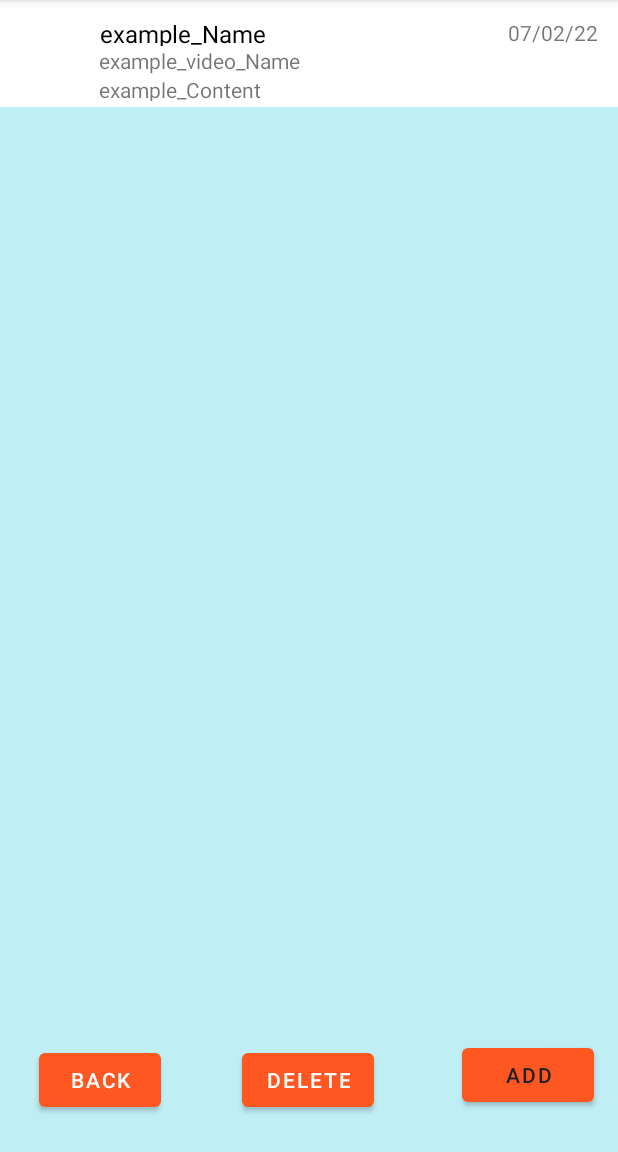
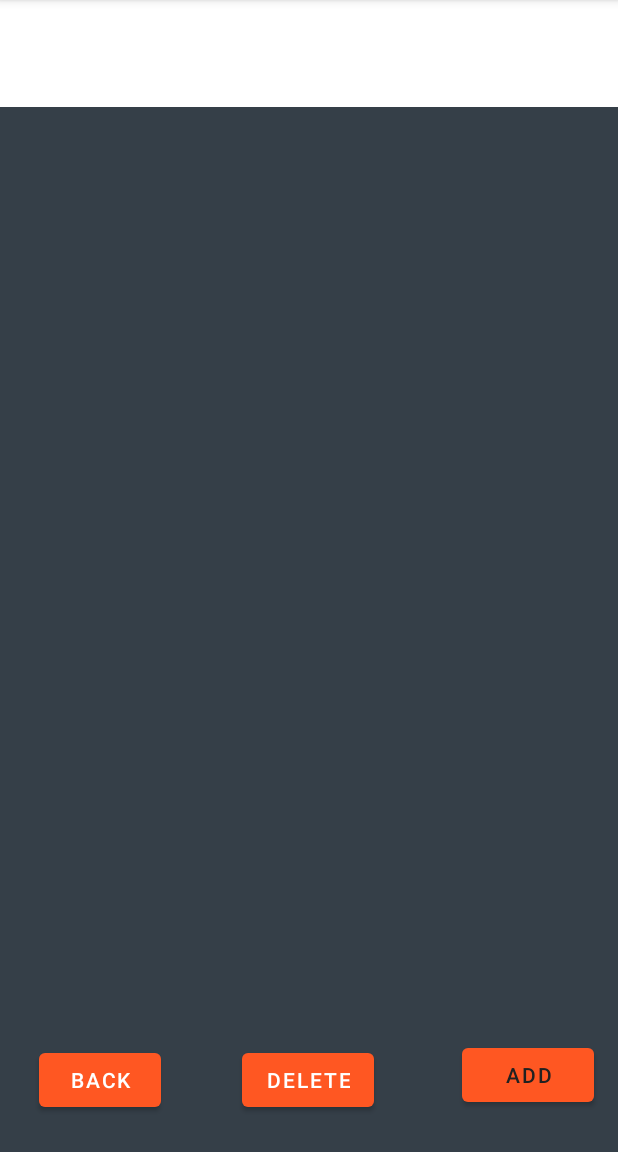
Before and after one commit to GiovanniFontani/Rewind, an Android app: the BookmarkFragment screen opened through its navigation route, on a phone screen of 412 x 824 dp, the part 84-1236 px from its top. Run offline under Robolectric (Android 15) with nearby library versions, the phone set to English and light mode, and no system bars; our stand-ins replace Room's generated code.

Commit message:
Merge hotfixes

```diff
--- a/app/src/main/res/drawable/bookmark_layout_border.xml
+++ b/app/src/main/res/drawable/bookmark_layout_border.xml
@@ -1,6 +1,7 @@
 <?xml version="1.0" encoding="UTF-8"?>
 <shape xmlns:android="http://schemas.android.com/apk/res/android">
-    <stroke android:width="2dip" android:color="#B1BCBE" />
+    <stroke android:width="2dip" android:color="@color/orange_button_unpressed" />
+    <solid android:color="@color/overlayed_view"/>
     <corners android:radius="5dip"/>
     <padding android:left="0dip" android:top="0dip" android:right="0dip" android:bottom="0dip" />
 </shape>
--- a/app/src/main/res/layout/fragment_bookmark.xml
+++ b/app/src/main/res/layout/fragment_bookmark.xml
@@ -28,7 +28,7 @@
         android:layout_marginBottom="8dp"
         android:ellipsize="end"
         android:maxLines="1"
-        android:textColor="@android:color/black"
+        android:textColor="@color/white"
         android:textSize="16sp"
         app:layout_constraintBottom_toTopOf="@+id/documentNameView"
         app:layout_constraintEnd_toStartOf="@+id/dateView"
@@ -44,6 +44,7 @@
         android:layout_marginEnd="8dp"
         android:ellipsize="end"
         android:maxLines="1"
+        android:textColor="@color/white"
         app:layout_constraintBottom_toBottomOf="@+id/imageView"
         app:layout_constraintEnd_toEndOf="parent"
         app:layout_constraintHorizontal_bias="0.050"
@@ -56,6 +57,7 @@
         android:layout_height="20dp"
         android:layout_marginTop="8dp"
         android:layout_marginEnd="8dp"
+        android:textColor="@color/white"
         app:layout_constraintEnd_toEndOf="parent"
         app:layout_constraintTop_toTopOf="@+id/imageView"
         tools:text="@tools:sample/date/mmddyy" />
@@ -75,6 +77,7 @@
         android:layout_marginStart="8dp"
         android:ellipsize="end"
         android:maxLines="1"
+        android:textColor="@color/white"
         app:layout_constraintBottom_toTopOf="@+id/documentNameView"
         app:layout_constraintEnd_toEndOf="parent"
         app:layout_constraintStart_toEndOf="@+id/imageView"
--- a/app/src/main/res/layout/fragment_item_list.xml
+++ b/app/src/main/res/layout/fragment_item_list.xml
@@ -4,7 +4,7 @@
     xmlns:tools="http://schemas.android.com/tools"
     android:layout_width="match_parent"
     android:layout_height="match_parent"
-    android:background="#4000BCD4"
+    android:background="@color/cocoa_background"
     android:orientation="vertical">
 
     <Button
--- a/app/src/main/res/layout/fragment_video_player.xml
+++ b/app/src/main/res/layout/fragment_video_player.xml
@@ -24,7 +24,7 @@
             android:id="@+id/recyclerView"
             android:layout_width="0dp"
             android:layout_height="0dp"
-            android:background="#CC9595AB"
+            android:background="@color/overlayed_view"
             android:saveEnabled="false"
             android:visibility="invisible"
             app:layout_constraintBottom_toBottomOf="parent"
--- a/app/src/main/res/values/colors.xml
+++ b/app/src/main/res/values/colors.xml
@@ -1,6 +1,6 @@
 <?xml version="1.0" encoding="utf-8"?>
 <resources>
-    <color name="overlayed_view">#CC9595AB </color>
+    <color name="overlayed_view">#CC7895AB</color>
     <color name="cocoa_background">#FF353F48</color>
     <color name="activated_orange_button">#FFFF8C5A</color>
     <color name="orange_button_unpressed">#FFFF5722</color>
```
